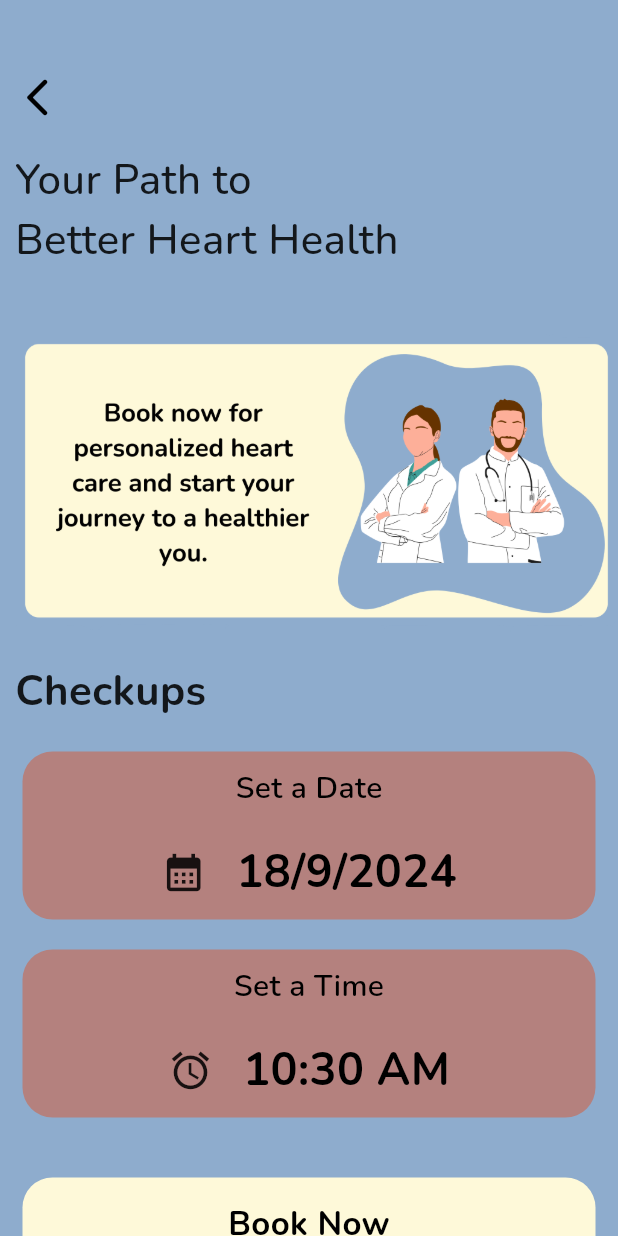
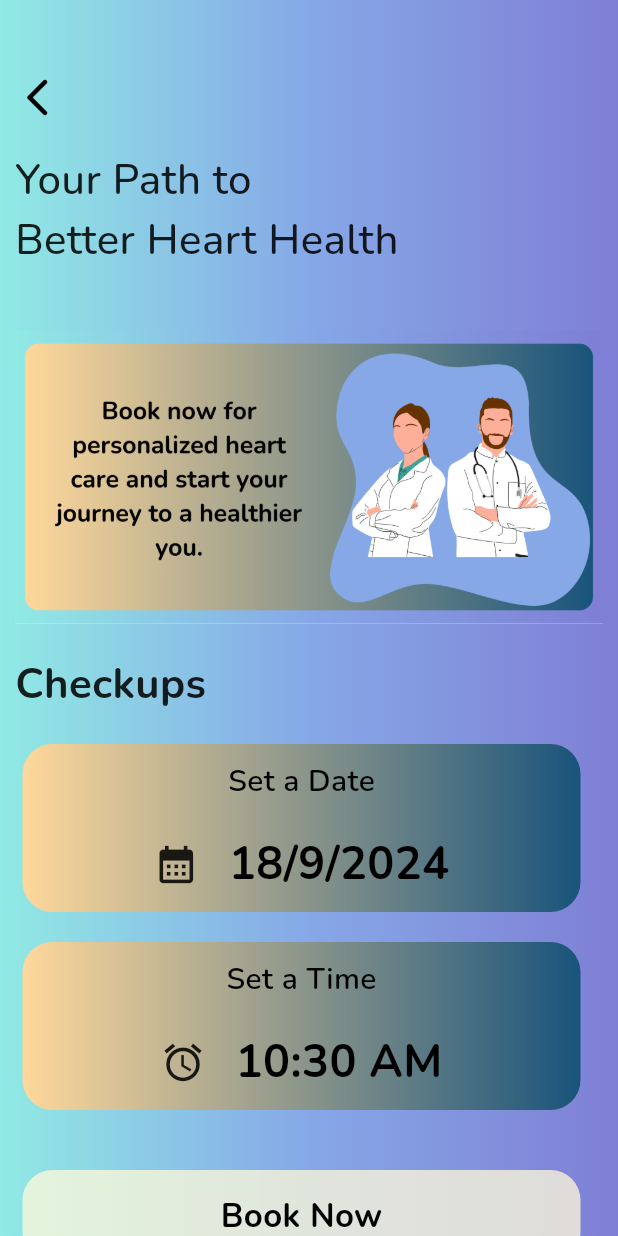
Before and after one commit to tahagiremle/doctor_booking_flutter, a Flutter app: the HomePage screen opened directly, after a tap on "Checkups", on a phone screen of 412 x 824 dp. Run offline on Flutter 3.47's test engine with Material 3 defaults, Android fonts, the phone set to English and light mode, and no system bars; our stand-ins replace cloud_firestore, firebase_auth, firebase_core, google_fonts, random_string, shared_preferences; accounts and stored records are empty.

Commit message:
change new colors

```diff
--- a/lib/pages/booking.dart
+++ b/lib/pages/booking.dart
@@ -3,9 +3,10 @@ import 'package:doctor_booking_flutter/services/shared_pref.dart';
 import 'package:flutter/material.dart';
 import 'package:google_fonts/google_fonts.dart';
 
+// ignore: must_be_immutable
 class Booking extends StatefulWidget {
   String service;
-  Booking({required this.service});
+  Booking({super.key, required this.service});
 
   @override
   State<Booking> createState() => _BookingState();
@@ -64,9 +65,19 @@ class _BookingState extends State<Booking> {
   @override
   Widget build(BuildContext context) {
     return Scaffold(
-      backgroundColor: Color.fromARGB(255, 142, 172, 205),
+      // backgroundColor: Color.fromARGB(255, 142, 172, 205),
       body: Container(
-        margin: EdgeInsets.only(left: 10),
+        decoration: const BoxDecoration(
+          gradient: LinearGradient(
+            colors: [
+              Color(0xFF91eae4),
+              Color(0xFF86a8e7),
+              Color(0xFF7f7fd5),
+            ],
+          ),
+        ),
+        padding: const EdgeInsets.only(left: 10, right: 10),
+        // margin: EdgeInsets.only(left: 10),
         child: Column(
           crossAxisAlignment: CrossAxisAlignment.start,
           children: [
@@ -74,8 +85,8 @@ class _BookingState extends State<Booking> {
               onTap: () {
                 Navigator.pop(context);
               },
-              child: Padding(
-                padding: const EdgeInsets.only(top: 50),
+              child: const Padding(
+                padding: EdgeInsets.only(top: 50),
                 child: Icon(
                   Icons.arrow_back_ios_new_rounded,
                   color: Colors.black,
@@ -83,7 +94,7 @@ class _BookingState extends State<Booking> {
                 ),
               ),
             ),
-            SizedBox(height: 20),
+            const SizedBox(height: 20),
             Text(
               "Your Path to\nBetter Heart Health ",
               style: GoogleFonts.nunito(
@@ -91,15 +102,15 @@ class _BookingState extends State<Booking> {
                   fontSize: 28,
                   fontWeight: FontWeight.w500),
             ),
-            SizedBox(height: 40),
-            Container(
+            const SizedBox(height: 40),
+            SizedBox(
               width: MediaQuery.of(context).size.width,
               child: Image.asset(
-                "assets/doctors.png",
+                "assets/docs.png",
                 fit: BoxFit.cover,
               ),
             ),
-            SizedBox(height: 20),
+            const SizedBox(height: 20),
             Text(
               widget.service,
               style: GoogleFonts.nunito(
@@ -107,15 +118,20 @@ class _BookingState extends State<Booking> {
                   fontSize: 28,
                   fontWeight: FontWeight.bold),
             ),
-            SizedBox(height: 20),
+            const SizedBox(height: 20),
             Container(
-              margin: EdgeInsets.only(right: 15, left: 5),
-              padding: EdgeInsets.only(
+              margin: const EdgeInsets.only(right: 15, left: 5),
+              padding: const EdgeInsets.only(
                 top: 10,
                 bottom: 10,
               ),
               decoration: BoxDecoration(
-                  color: Color(0xFFb4817e),
+                  gradient: const LinearGradient(
+                    colors: [
+                      Color(0xFFffd89b),
+                      Color(0xFF19547b),
+                    ],
+                  ),
                   borderRadius: BorderRadius.circular(20)),
               width: MediaQuery.of(context).size.width,
               child: Column(
@@ -127,7 +143,7 @@ class _BookingState extends State<Booking> {
                         fontSize: 20,
                         fontWeight: FontWeight.w600),
                   ),
-                  SizedBox(height: 20),
+                  const SizedBox(height: 20),
                   Row(
                     mainAxisAlignment: MainAxisAlignment.center,
                     children: [
@@ -135,12 +151,12 @@ class _BookingState extends State<Booking> {
                         onTap: () {
                           _selectDate(context);
                         },
-                        child: Icon(
+                        child: const Icon(
                           Icons.calendar_month,
                           size: 30,
                         ),
                       ),
-                      SizedBox(width: 20),
+                      const SizedBox(width: 20),
                       Text(
                         "${_selectedDate.day}/${_selectedDate.month}/${_selectedDate.year}",
                         style: GoogleFonts.nunito(
@@ -153,14 +169,19 @@ class _BookingState extends State<Booking> {
                 ],
               ),
             ),
-            SizedBox(
+            const SizedBox(
               height: 20,
             ),
             Container(
-              margin: EdgeInsets.only(right: 15, left: 5),
-              padding: EdgeInsets.only(top: 10, bottom: 10),
+              margin: const EdgeInsets.only(right: 15, left: 5),
+              padding: const EdgeInsets.only(top: 10, bottom: 10),
               decoration: BoxDecoration(
-                  color: Color(0xFFb4817e),
+                  gradient: const LinearGradient(
+                    colors: [
+                      Color(0xFFffd89b),
+                      Color(0xFF19547b),
+                    ],
+                  ),
                   borderRadius: BorderRadius.circular(20)),
               width: MediaQuery.of(context).size.width,
               child: Column(
@@ -172,7 +193,7 @@ class _BookingState extends State<Booking> {
                         fontSize: 20,
                         fontWeight: FontWeight.w600),
                   ),
-                  SizedBox(height: 20),
+                  const SizedBox(height: 20),
                   Row(
                     mainAxisAlignment: MainAxisAlignment.center,
                     children: [
@@ -180,12 +201,12 @@ class _BookingState extends State<Booking> {
                         onTap: () {
                           _selectTime(context);
                         },
-                        child: Icon(
+                        child: const Icon(
                           Icons.alarm,
                           size: 30,
                         ),
                       ),
-                      SizedBox(width: 20),
+                      const SizedBox(width: 20),
                       Text(
                         _selectedTime.format(context),
                         style: GoogleFonts.nunito(
@@ -198,7 +219,7 @@ class _BookingState extends State<Booking> {
                 ],
               ),
             ),
-            SizedBox(height: 40),
+            const SizedBox(height: 40),
             GestureDetector(
               onTap: () async {
                 Map<String, dynamic> userBookingMap = {
@@ -213,6 +234,7 @@ class _BookingState extends State<Booking> {
                 await DatabaseMethods()
                     .addUserBooking(userBookingMap)
                     .then((value) {
+                  // ignore: use_build_context_synchronously
                   ScaffoldMessenger.of(context).showSnackBar(SnackBar(
                       content: Text(
                     "Services has been booked Successfully!",
@@ -221,11 +243,11 @@ class _BookingState extends State<Booking> {
                 });
               },
               child: Container(
-                margin: EdgeInsets.only(right: 15, left: 5),
+                margin: const EdgeInsets.only(right: 15, left: 5),
                 width: MediaQuery.of(context).size.width,
-                padding: EdgeInsets.symmetric(horizontal: 10, vertical: 15),
+                padding: const EdgeInsets.symmetric(horizontal: 10, vertical: 15),
                 decoration: BoxDecoration(
-                    color: Color.fromARGB(255, 254, 249, 217),
+                    color: const Color.fromARGB(192, 254, 249, 217),
                     borderRadius: BorderRadius.circular(20)),
                 child: Center(
                   child: Text(
--- a/lib/pages/homepage.dart
+++ b/lib/pages/homepage.dart
@@ -11,7 +11,7 @@ class HomePage extends StatefulWidget {
 }
 
 class _HomePageState extends State<HomePage> {
-  String? name;
+  String? name = "";
 
   getthedatafromsharedpref() async {
     name = await SharedPreferencesHelper().getUserName();
@@ -32,9 +32,17 @@ class _HomePageState extends State<HomePage> {
   @override
   Widget build(BuildContext context) {
     return Scaffold(
-      backgroundColor: Color.fromARGB(255, 142, 172, 205),
       body: Container(
-        margin: EdgeInsets.only(top: 40, left: 20, right: 20),
+        decoration: BoxDecoration(
+          gradient: LinearGradient(
+            colors: [
+              Color(0xFF91eae4),
+              Color(0xFF86a8e7),
+              Color(0xFF7f7fd5),
+            ],
+          ),
+        ),
+        padding: EdgeInsets.only(top: 40, left: 20, right: 20),
         child: Column(
           crossAxisAlignment: CrossAxisAlignment.start,
           children: [
@@ -99,7 +107,12 @@ class _HomePageState extends State<HomePage> {
                     child: Container(
                       height: 150,
                       decoration: BoxDecoration(
-                          color: Color.fromARGB(255, 254, 249, 217),
+                          gradient: LinearGradient(
+                            colors: [
+                              Color(0xFFffd89b),
+                              Color(0xFF19547b),
+                            ],
+                          ),
                           borderRadius: BorderRadius.circular(20)),
                       child: Column(
                         mainAxisAlignment: MainAxisAlignment.center,
@@ -138,7 +151,12 @@ class _HomePageState extends State<HomePage> {
                     child: Container(
                       height: 150,
                       decoration: BoxDecoration(
-                          color: Color.fromARGB(255, 254, 249, 217),
+                          gradient: LinearGradient(
+                            colors: [
+                              Color(0xFFffd89b),
+                              Color(0xFF19547b),
+                            ],
+                          ),
                           borderRadius: BorderRadius.circular(20)),
                       child: Column(
                         mainAxisAlignment: MainAxisAlignment.center,
@@ -181,7 +199,12 @@ class _HomePageState extends State<HomePage> {
                     child: Container(
                       height: 150,
                       decoration: BoxDecoration(
-                          color: Color.fromARGB(255, 254, 249, 217),
+                          gradient: LinearGradient(
+                            colors: [
+                              Color(0xFFffd89b),
+                              Color(0xFF19547b),
+                            ],
+                          ),
                           borderRadius: BorderRadius.circular(20)),
                       child: Column(
                         mainAxisAlignment: MainAxisAlignment.center,
@@ -220,7 +243,12 @@ class _HomePageState extends State<HomePage> {
                     child: Container(
                       height: 150,
                       decoration: BoxDecoration(
-                          color: Color.fromARGB(255, 254, 249, 217),
+                          gradient: LinearGradient(
+                            colors: [
+                              Color(0xFFffd89b),
+                              Color(0xFF19547b),
+                            ],
+                          ),
                           borderRadius: BorderRadius.circular(20)),
                       child: Column(
                         mainAxisAlignment: MainAxisAlignment.center,
@@ -263,7 +291,12 @@ class _HomePageState extends State<HomePage> {
                     child: Container(
                       height: 150,
                       decoration: BoxDecoration(
-                          color: Color.fromARGB(255, 254, 249, 217),
+                          gradient: LinearGradient(
+                            colors: [
+                              Color(0xFFffd89b),
+                              Color(0xFF19547b),
+                            ],
+                          ),
                           borderRadius: BorderRadius.circular(20)),
                       child: Column(
                         mainAxisAlignment: MainAxisAlignment.center,
@@ -302,7 +335,12 @@ class _HomePageState extends State<HomePage> {
                     child: Container(
                       height: 150,
                       decoration: BoxDecoration(
-                          color: Color.fromARGB(255, 254, 249, 217),
+                          gradient: LinearGradient(
+                            colors: [
+                              Color(0xFFffd89b),
+                              Color(0xFF19547b),
+                            ],
+                          ),
                           borderRadius: BorderRadius.circular(20)),
                       child: Column(
                         mainAxisAlignment: MainAxisAlignment.center,
```
Also changed, not shown: lib/admin/admin_login.dart (+20 -21 lines), lib/admin/booking_admin.dart (+15 -15 lines), lib/pages/forgot_password.dart (+21 -13 lines), lib/pages/login.dart (+52 -46 lines), lib/pages/onboarding.dart (+20 -11 lines), lib/pages/signup.dart (+28 -30 lines), assets/docs.png (added), assets/doctors.png (deleted), assets/doctors2.png (added).
